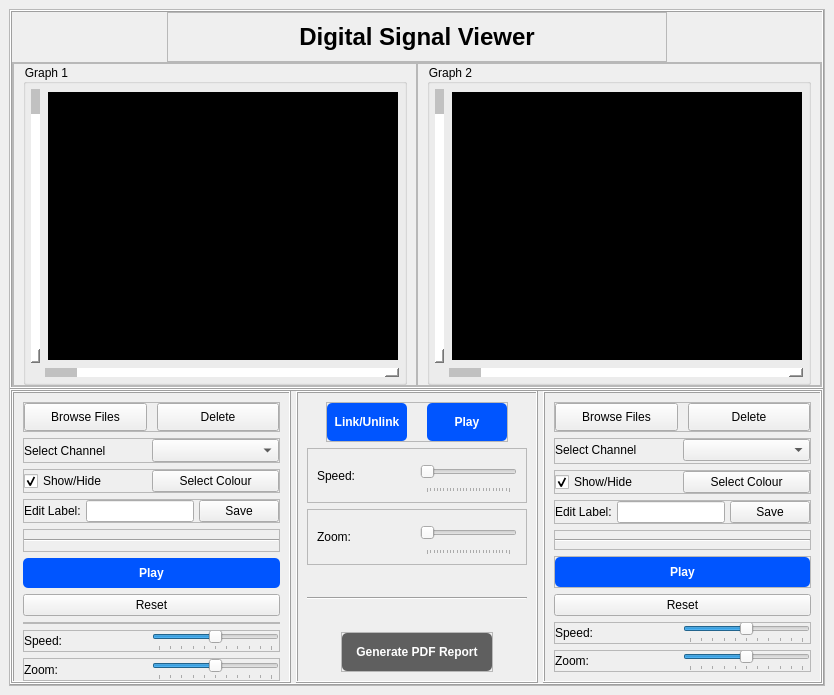
Qt form task1.ui (OmarAtef0/Digital-Signal-Visualizer) before a commit.
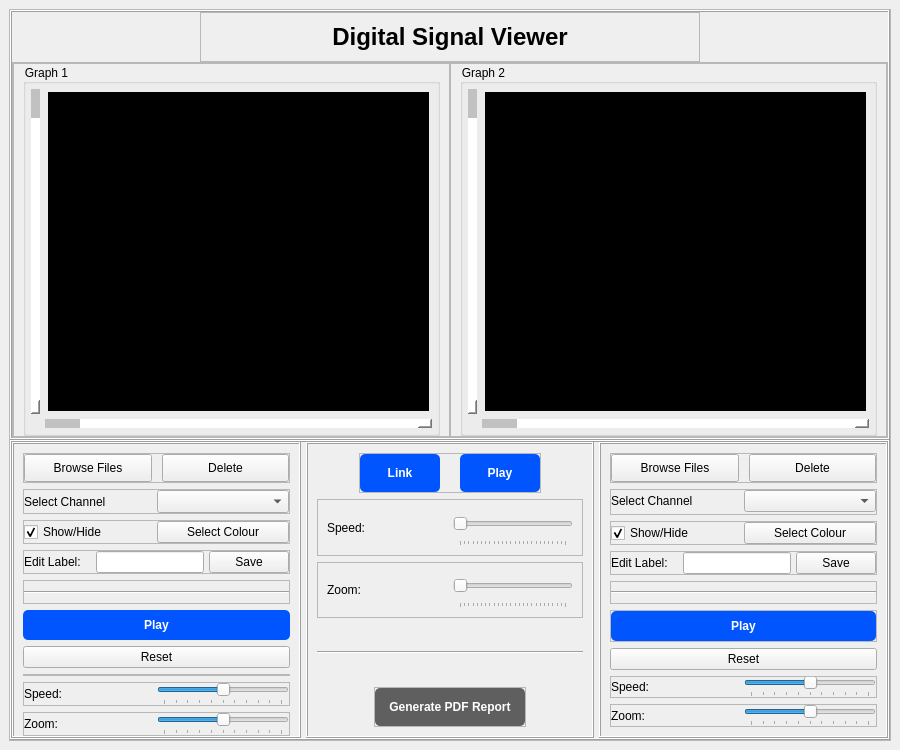
The same form after that commit. Custom widgets are drawn as their Qt base class.

The edit to the form file:
```diff
--- a/task1.ui
+++ b/task1.ui
@@ -6,14 +6,26 @@
    <rect>
     <x>0</x>
     <y>0</y>
-    <width>834</width>
-    <height>695</height>
+    <width>900</width>
+    <height>750</height>
    </rect>
   </property>
+  <property name="minimumSize">
+   <size>
+    <width>850</width>
+    <height>700</height>
+   </size>
+  </property>
   <property name="windowTitle">
    <string>MainWindow</string>
   </property>
   <widget class="QWidget" name="centralwidget">
+   <property name="minimumSize">
+    <size>
+     <width>850</width>
+     <height>700</height>
+    </size>
+   </property>
    <layout class="QVBoxLayout" name="verticalLayout">
     <item>
      <widget class="QFrame" name="all">
@@ -47,6 +59,12 @@
        </property>
        <item>
         <widget class="QFrame" name="upper">
+         <property name="sizePolicy">
+          <sizepolicy hsizetype="Expanding" vsizetype="Expanding">
+           <horstretch>0</horstretch>
+           <verstretch>0</verstretch>
+          </sizepolicy>
+         </property>
          <property name="minimumSize">
           <size>
            <width>810</width>
@@ -137,7 +155,6 @@
                 <font>
                  <family>Arial</family>
                  <pointsize>18</pointsize>
-                 <weight>75</weight>
                  <bold>true</bold>
                 </font>
                </property>
@@ -575,7 +592,7 @@
          <property name="maximumSize">
           <size>
            <width>16777215</width>
-           <height>16777215</height>
+           <height>300</height>
           </size>
          </property>
          <property name="frameShape">
@@ -1070,7 +1087,6 @@
                </property>
                <property name="font">
                 <font>
-                 <weight>75</weight>
                  <bold>true</bold>
                 </font>
                </property>
@@ -1432,7 +1448,6 @@
                   </property>
                   <property name="font">
                    <font>
-                    <weight>75</weight>
                     <bold>true</bold>
                    </font>
                   </property>
@@ -1451,7 +1466,7 @@
 </string>
                   </property>
                   <property name="text">
-                   <string>Link/Unlink</string>
+                   <string>Link</string>
                   </property>
                  </widget>
                 </item>
@@ -1477,7 +1492,6 @@
                   </property>
                   <property name="font">
                    <font>
-                    <weight>75</weight>
                     <bold>true</bold>
                    </font>
                   </property>
@@ -1758,7 +1772,6 @@
                   </property>
                   <property name="font">
                    <font>
-                    <weight>75</weight>
                     <bold>true</bold>
                    </font>
                   </property>
@@ -2290,7 +2303,6 @@
                   </property>
                   <property name="font">
                    <font>
-                    <weight>75</weight>
                     <bold>true</bold>
                    </font>
                   </property>
```
